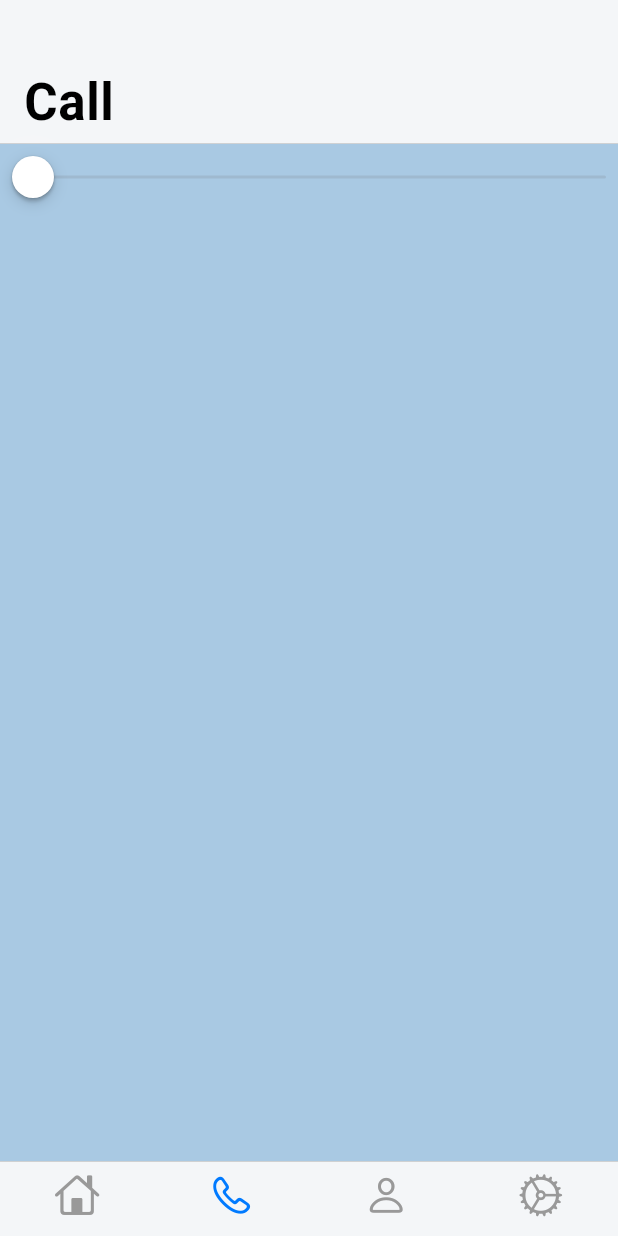
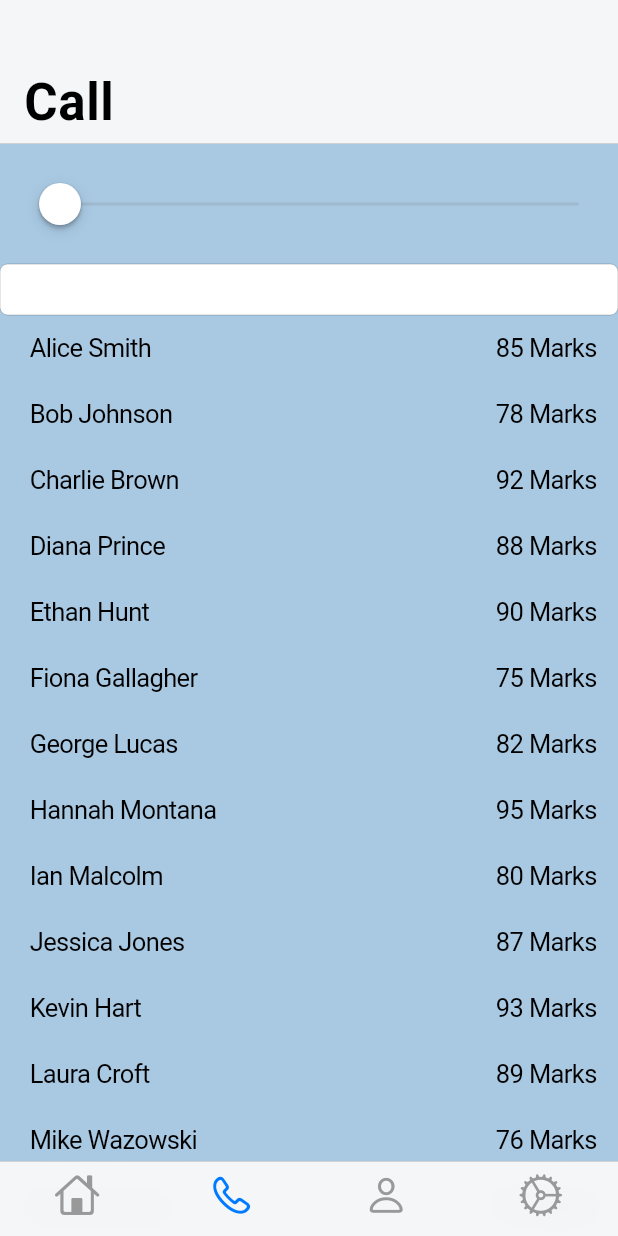
Before and after one commit to vijayDM6258/platform_conv, a Flutter app: the screen it shows after launch, item 2 of the bottom bar chosen, on a phone screen of 412 x 824 dp. Run offline on Flutter 3.47's test engine with Material 3 defaults, Android fonts, the phone set to English and light mode, and no system bars.

Commit message:
search and filter

```diff
--- /dev/null
+++ b/lib/model/student.dart
@@ -0,0 +1,7 @@
+class Student {
+  int? id;
+  String? name;
+  int? marks;
+
+  Student({this.id, this.name, this.marks});
+}
--- a/lib/provider/main_provider.dart
+++ b/lib/provider/main_provider.dart
@@ -2,12 +2,17 @@ import 'dart:io';
 import 'dart:ui';
 
 import 'package:flutter/material.dart';
+import 'package:platform_conv/model/student.dart';
+import 'package:platform_conv/util/global.dart';
 
 class MainProvider extends ChangeNotifier {
   int menuIndex = 0;
   int? itemSelect;
   String? item2Select;
   double slideVal = 0;
+
+  List<Student> mainStudentList = sList;
+  List<Student> searchStudentList = sList;
 
   PageController pageController = PageController();
 
@@ -16,8 +21,23 @@ class MainProvider extends ChangeNotifier {
     notifyListeners();
   }
 
+  void searchStudent(int marks) {
+    searchStudentList = mainStudentList.where((element) {
+      return (element.marks ?? 0) > marks;
+    }).toList();
+    notifyListeners();
+  }
+
+  void searchStudentByName(String name) {
+    searchStudentList = mainStudentList.where((element) {
+      return element.name?.toLowerCase().contains(name.toLowerCase()) ?? false;
+    }).toList();
+    notifyListeners();
+  }
+
   void changeSlideVal(double val) {
     slideVal = val;
+    searchStudent(val.toInt());
     notifyListeners();
   }
 
--- /dev/null
+++ b/lib/util/global.dart
@@ -0,0 +1,54 @@
+import 'package:platform_conv/model/student.dart';
+
+List<Student> sList = [
+  Student(id: 1, name: "Alice Smith", marks: 85),
+  Student(id: 2, name: "Bob Johnson", marks: 78),
+  Student(id: 3, name: "Charlie Brown", marks: 92),
+  Student(id: 4, name: "Diana Prince", marks: 88),
+  Student(id: 5, name: "Ethan Hunt", marks: 90),
+  Student(id: 6, name: "Fiona Gallagher", marks: 75),
+  Student(id: 7, name: "George Lucas", marks: 82),
+  Student(id: 8, name: "Hannah Montana", marks: 95),
+  Student(id: 9, name: "Ian Malcolm", marks: 80),
+  Student(id: 10, name: "Jessica Jones", marks: 87),
+  Student(id: 11, name: "Kevin Hart", marks: 93),
+  Student(id: 12, name: "Laura Croft", marks: 89),
+  Student(id: 13, name: "Mike Wazowski", marks: 76),
+  Student(id: 14, name: "Nina Simone", marks: 84),
+  Student(id: 15, name: "Oscar Isaac", marks: 91),
+  Student(id: 16, name: "Penny Lane", marks: 79),
+  Student(id: 17, name: "Quinn Fabray", marks: 86),
+  Student(id: 18, name: "Ryan Gosling", marks: 94),
+  Student(id: 19, name: "Sarah Connor", marks: 82),
+  Student(id: 20, name: "Tom Hardy", marks: 88),
+  Student(id: 21, name: "Uma Thurman", marks: 77),
+  Student(id: 22, name: "Vera Wang", marks: 90),
+  Student(id: 23, name: "Will Smith", marks: 84),
+  Student(id: 24, name: "Xena Warrior", marks: 96),
+  Student(id: 25, name: "Yoda Green", marks: 81),
+  Student(id: 26, name: "Zoe Saldana", marks: 89),
+  Student(id: 27, name: "Alex Turner", marks: 83),
+  Student(id: 28, name: "Beyoncé Knowles", marks: 95),
+  Student(id: 29, name: "Chris Hemsworth", marks: 92),
+  Student(id: 30, name: "Daisy Ridley", marks: 86),
+  Student(id: 31, name: "Elon Musk", marks: 91),
+  Student(id: 32, name: "Freya Allan", marks: 75),
+  Student(id: 33, name: "Gina Carano", marks: 87),
+  Student(id: 34, name: "Henry Cavill", marks: 90),
+  Student(id: 35, name: "Isla Fisher", marks: 82),
+  Student(id: 36, name: "Jack Black", marks: 79),
+  Student(id: 37, name: "Kate Winslet", marks: 94),
+  Student(id: 38, name: "Leonardo DiCaprio", marks: 88),
+  Student(id: 39, name: "Mila Kunis", marks: 83),
+  Student(id: 40, name: "Nathan Drake", marks: 76),
+  Student(id: 41, name: "Olivia Wilde", marks: 90),
+  Student(id: 42, name: "Paul Rudd", marks: 92),
+  Student(id: 43, name: "Quincy Jones", marks: 85),
+  Student(id: 44, name: "Rachel McAdams", marks: 78),
+  Student(id: 45, name: "Sam Wilson", marks: 91),
+  Student(id: 46, name: "Tina Fey", marks: 84),
+  Student(id: 47, name: "Ursula K. Le Guin", marks: 95),
+  Student(id: 48, name: "Vin Diesel", marks: 82),
+  Student(id: 49, name: "Wanda Maximoff", marks: 87),
+  Student(id: 50, name: "Xander Cage", marks: 8)
+];
--- a/lib/view/cupertino_call_com.dart
+++ b/lib/view/cupertino_call_com.dart
@@ -1,5 +1,6 @@
 import 'package:flutter/cupertino.dart';
 import 'package:platform_conv/provider/main_provider.dart';
+import 'package:platform_conv/util/global.dart';
 import 'package:provider/provider.dart';
 
 class CupertinoCall extends StatefulWidget {
@@ -20,7 +21,9 @@ class _CupertinoCallState extends State<CupertinoCall> {
         SliverToBoxAdapter(
           child: Consumer<MainProvider>(
             builder: (context, mainProvider, child) {
-              return CupertinoSlider(
+              return Padding(
+                padding: const EdgeInsets.all(18.0),
+                child: CupertinoSlider(
                   value: mainProvider.slideVal,
                   min: 0,
                   max: 100,
@@ -28,7 +31,16 @@ class _CupertinoCallState extends State<CupertinoCall> {
                     mainProvider.changeSlideVal(value);
                     print("object $value");
                   },
+                ),
               );
+            },
+          ),
+        ),
+        SliverToBoxAdapter(
+          child: CupertinoTextField(
+            onChanged: (value) {
+              Provider.of<MainProvider>(context, listen: false)
+                  .searchStudentByName(value);
             },
           ),
         ),
@@ -37,10 +49,14 @@ class _CupertinoCallState extends State<CupertinoCall> {
             builder: (context, mainProvider, child) {
               return ListView.builder(
                 padding: EdgeInsets.zero,
-                itemCount: mainProvider.slideVal.toInt(),
-                reverse: true,
+                itemCount: mainProvider.searchStudentList.length,
+                // reverse: true,
                 itemBuilder: (context, index) {
-                  return CupertinoListTile(title: Text("User $index"));
+                  var student = mainProvider.searchStudentList[index];
+                  return CupertinoListTile(
+                    title: Text(student.name ?? ""),
+                    trailing: Text("${student.marks} Marks"),
+                  );
                 },
               );
             },
```
Lines whose indentation alone changed are shown as unchanged.
